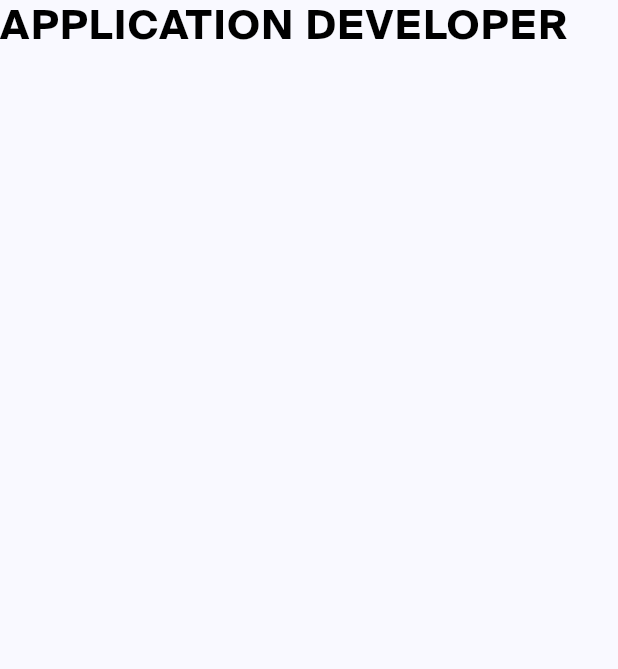
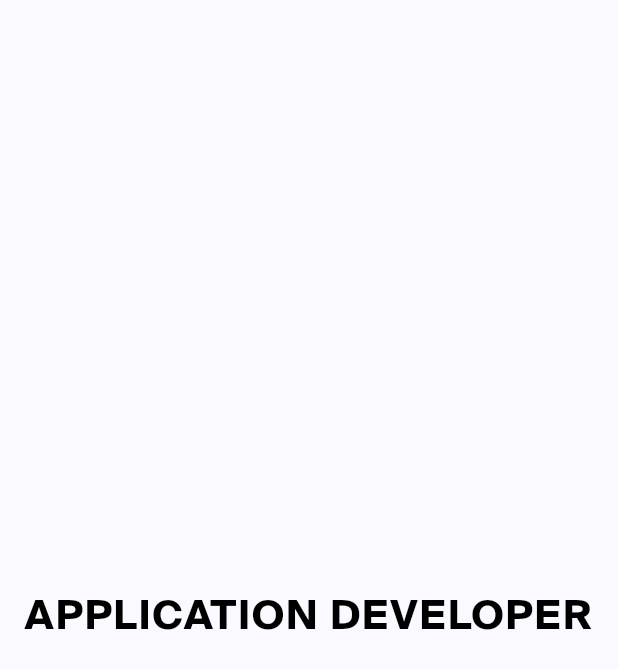
Before and after one commit to prashant000000004/portfolioprsnl, a Flutter app: the MainText widget shown alone on an empty page, opened directly, on a phone screen of 412 x 824 dp. Shown: the top 669 px of the screen. Run offline on Flutter 3.47's test engine with Material 3 defaults, Android fonts, the phone set to English and light mode, and no system bars; our stand-ins replace flutter_animate.

Commit message:
positional changes

```diff
--- a/lib/widgets/main_text.dart
+++ b/lib/widgets/main_text.dart
@@ -6,12 +6,9 @@ class MainText extends StatelessWidget {
   @override
   Widget build(BuildContext context) {
     final screenWidth = MediaQuery.of(context).size.width;
-    return Positioned(
-      top: screenWidth * 0.87,
-      left: 0,
-      right: 0,
-      child: Container(
-        height: 100,
+    return Padding(
+      padding: const EdgeInsets.symmetric(vertical: 40.0),
+      child: Center(
         child: Text(
           'APPLICATION DEVELOPER',
           textAlign: TextAlign.center,
```
